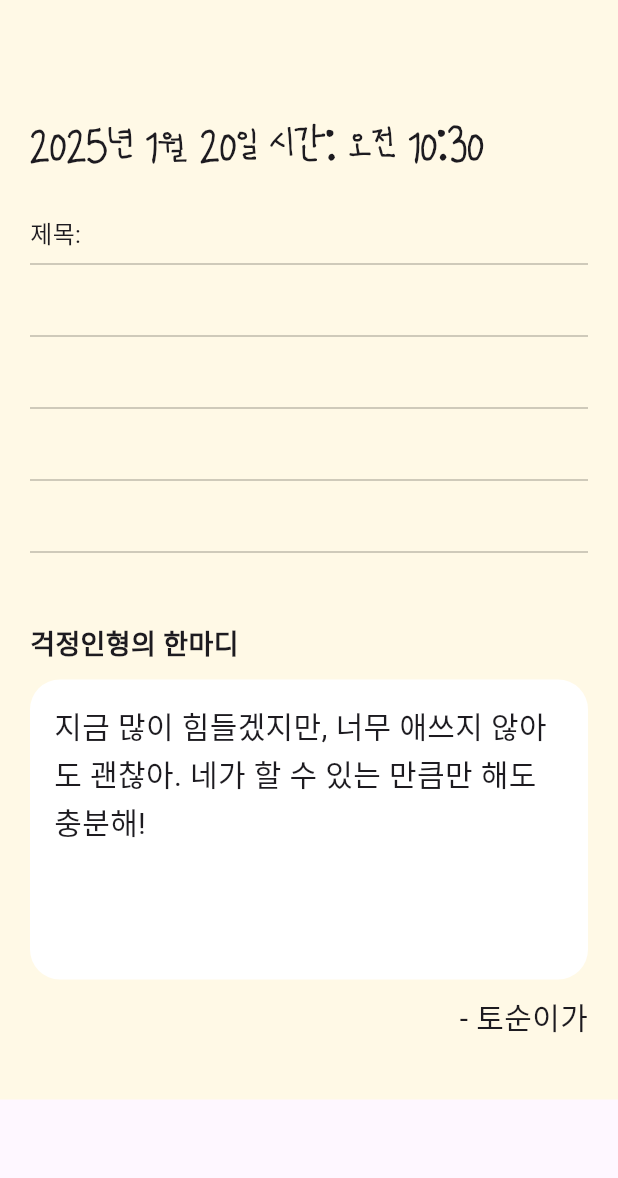
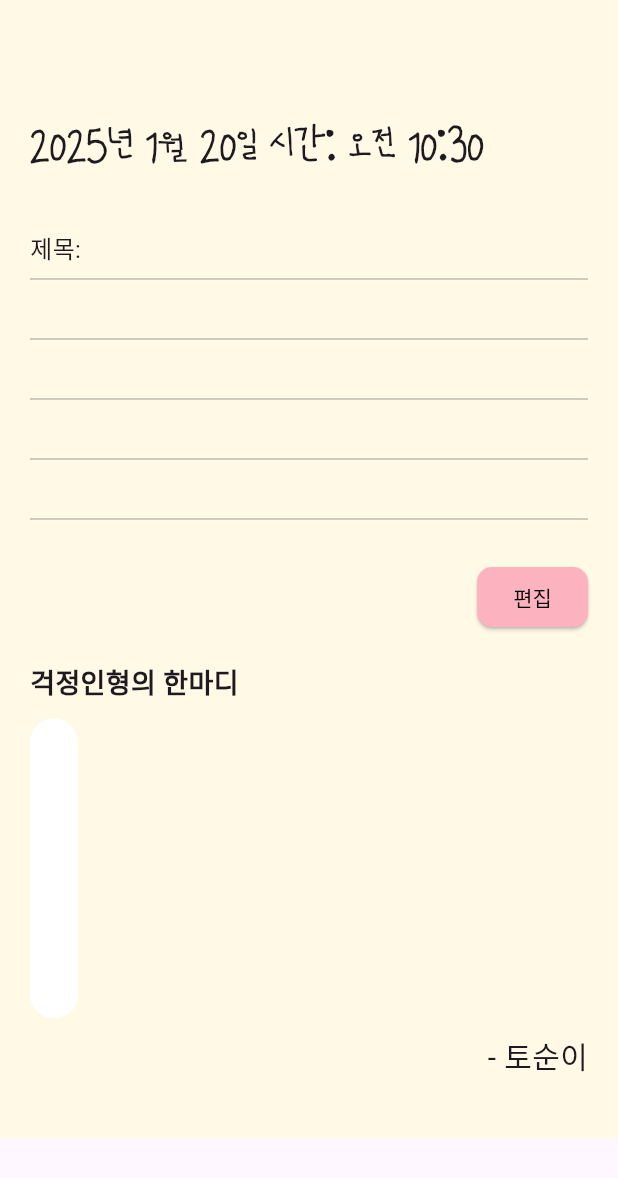
Before and after one commit to sojeongyy/Molib4Week, a Flutter app: the DiaryDetailPage screen opened directly with empty values, on a phone screen of 412 x 824 dp. Shown: the top 1178 px of the screen. Run offline on Flutter 3.47's test engine with Material 3 defaults, Android fonts, the light colour scheme and no system bars; our stand-ins replace table_calendar; Roboto replaces fonts that are missing (ongle).

Commit message:
걱정 일기 끝

```diff
--- a/worrydoll/lib/DiaryDetail/DiaryDetailPage.dart
+++ b/worrydoll/lib/DiaryDetail/DiaryDetailPage.dart
@@ -1,79 +1,169 @@
 import 'package:flutter/material.dart';
-
 import '../core/colors.dart';
 
-class DiaryDetailPage extends StatelessWidget {
+class DiaryDetailPage extends StatefulWidget {
   final DateTime dateTime;
+  final String content; // 본문 내용
+  final String comfortMessage; // 걱정인형의 한마디
+  final String title;
 
-  const DiaryDetailPage({Key? key, required this.dateTime}) : super(key: key);
+  const DiaryDetailPage({
+    Key? key,
+    required this.dateTime,
+    required this.content,
+    required this.comfortMessage,
+    required this.title,
+  }) : super(key: key);
 
   @override
-  Widget build(BuildContext context) {
+  _DiaryDetailPageState createState() => _DiaryDetailPageState();
+}
 
-    // TextEditingController 및 FocusNode 리스트 생성
+class _DiaryDetailPageState extends State<DiaryDetailPage> {
+  bool isEditing = false; // 편집 여부
+  late String currentContent; // 수정 가능한 본문 내용
   final List<TextEditingController> controllers =
   List.generate(4, (_) => TextEditingController());
   final List<FocusNode> focusNodes = List.generate(4, (_) => FocusNode());
 
+  List<String> _splitContent(String content, int maxLength) {
+    // 본문을 maxLength 기준으로 나누기
+    List<String> result = [];
+    for (int i = 0; i < content.length; i += maxLength) {
+      result.add(content.substring(
+          i, i + maxLength > content.length ? content.length : i + maxLength));
+    }
+    return result;
+  }
+
+  @override
+  void initState() {
+    super.initState();
+    currentContent = widget.content; // 초기값 설정
+    // 본문 내용을 줄 단위로 나누어 초기화
+    List<String> lines = _splitContent(currentContent, 27);
+    for (int i = 0; i < controllers.length; i++) {
+      controllers[i].text = lines.length > i ? lines[i] : '';
+    }
+  }
+
+  @override
+  Widget build(BuildContext context) {
     return Scaffold(
       body: SingleChildScrollView(
         child: Container(
           padding: const EdgeInsets.symmetric(horizontal: 20.0, vertical: 40.0),
-        color: AppColors.yellow, // 배경색 (연노란색)
+          color: AppColors.yellow, // 배경색
           child: Column(
             crossAxisAlignment: CrossAxisAlignment.start,
             children: [
               const SizedBox(height: 40),
               // 제목과 날짜/시간
               Text(
-              '${dateTime.year}년 ${dateTime.month}월 ${dateTime.day}일 시간: ${_formatTime(dateTime)}',
+                '${widget.dateTime.year}년 ${widget.dateTime.month}월 ${widget.dateTime.day}일 시간: ${_formatTime(widget.dateTime)}',
                 style: const TextStyle(
                   fontSize: 24,
                   fontFamily: 'baby',
                   fontWeight: FontWeight.bold,
                 ),
               ),
-            const SizedBox(height: 30),
+              const SizedBox(height: 40),
+              // 제목
+              Row(
+                crossAxisAlignment: CrossAxisAlignment.start,
+                children: [
                   const Text(
-              '제목:',
+                    '제목: ',
                     style: TextStyle(
                       fontSize: 16,
                     ),
                   ),
-            const Divider(thickness: 1, color: Color(0xFFBFBBAC)),
-            // 일기 내용 작성 (줄글 스타일)
-            // 일기 내용 작성 (줄글 스타일)
+                  Expanded(
+                    child: Text(
+                      widget.title,
+                      style: const TextStyle(
+                        fontSize: 16,
+                        fontFamily: 'baby',
+                      ),
+                    ),
+                  ),
+                ],
+              ),
+              // const Divider(thickness: 1, color: Color(0xFFBFBBAC)),
+              // 본문 영역
               Column(
                 crossAxisAlignment: CrossAxisAlignment.start,
                 children: [
                   for (int i = 0; i < 4; i++) ...[
+                    const Divider(thickness: 1, color: Color(0xFFBFBBAC)),
+                    if (!isEditing)
+                      Text(
+                        controllers[i].text,
+                        style: const TextStyle(
+                          fontSize: 16,
+                          height: 1.5,
+                          fontFamily: 'baby',
+                        ),
+                      )
+                    else
                       TextField(
                         controller: controllers[i],
                         focusNode: focusNodes[i],
                         decoration: const InputDecoration(
-                      // hintText: '내용을 입력하세요.',
                           border: InputBorder.none,
                           isDense: true,
                         ),
-                    style: const TextStyle(fontSize: 16, height: 1.5, fontFamily: 'baby'),
-                    maxLines: 1, // 한 줄 입력
+                        style: const TextStyle(
+                          fontSize: 16,
+                          height: 1.5,
+                          fontFamily: 'baby',
+                        ),
+                        maxLines: 1,
                         onChanged: (value) {
-                      // 글자 수가 27자를 넘으면 다음 TextField로 포커스 이동
                           if (value.length > 27 && i < focusNodes.length - 1) {
                             FocusScope.of(context)
                                 .requestFocus(focusNodes[i + 1]);
                           }
                         },
                       ),
-                    if (i != 4)
-                      const Divider(
-                        thickness: 1,
-                        color: Color(0xFFBFBBAC),
+                  ],
+                  const Divider(thickness: 1, color: Color(0xFFBFBBAC)),
+                ],
+              ),
+              const SizedBox(height: 20),
+              // 편집/저장 버튼
+              Row(
+                mainAxisAlignment: MainAxisAlignment.end,
+                children: [
+                  ElevatedButton(
+                    onPressed: () {
+                      if (isEditing) {
+                        // 편집 완료 시 컨텐츠 저장
+                        setState(() {
+                          currentContent = controllers
+                              .map((controller) => controller.text)
+                              .join('');
+                        });
+                      }
+                      setState(() {
+                        isEditing = !isEditing;
+                      });
+                    },
+                    style: ElevatedButton.styleFrom(
+                      backgroundColor: AppColors.pink,
+                      shape: RoundedRectangleBorder(
+                        borderRadius: BorderRadius.circular(10),
+                      ),
+                    ),
+                    child: Text(
+                      isEditing ? '저장' : '편집',
+                      style: const TextStyle(color: Colors.black),
+                    ),
                   ),
                 ],
-                ],
               ),
-            const SizedBox(height: 40),
+              const SizedBox(height: 20),
+              // 걱정인형의 한마디
               const Text(
                 '걱정인형의 한마디',
                 style: TextStyle(
@@ -88,17 +178,10 @@ class DiaryDetailPage extends StatelessWidget {
                 decoration: BoxDecoration(
                   color: Colors.white,
                   borderRadius: BorderRadius.circular(20.0),
-                // boxShadow: [
-                //   BoxShadow(
-                //     color: Colors.black.withOpacity(0.1),
-                //     blurRadius: 10,
-                //     offset: const Offset(0, 4),
-                //   ),
-                // ],
                 ),
-              child: const Text(
-                '지금 많이 힘들겠지만, 너무 애쓰지 않아도 괜찮아. 네가 할 수 있는 만큼만 해도 충분해!',
-                style: TextStyle(
+                child: Text(
+                  widget.comfortMessage,
+                  style: const TextStyle(
                     fontSize: 20,
                     height: 1.5,
                   ),
@@ -108,7 +191,7 @@ class DiaryDetailPage extends StatelessWidget {
               const Align(
                 alignment: Alignment.bottomRight,
                 child: Text(
-                '- 토순이가',
+                  '- 토순이',
                   style: TextStyle(
                     fontSize: 20,
                   ),
@@ -122,7 +205,6 @@ class DiaryDetailPage extends StatelessWidget {
   }
 
   String _formatTime(DateTime dateTime) {
-    // 시간 포맷팅 (오전/오후 12시간제)
     final hour = dateTime.hour % 12 == 0 ? 12 : dateTime.hour % 12;
     final minute = dateTime.minute.toString().padLeft(2, '0');
     final period = dateTime.hour >= 12 ? '오후' : '오전';
--- a/worrydoll/lib/DiaryList/DiaryListPage.dart
+++ b/worrydoll/lib/DiaryList/DiaryListPage.dart
@@ -78,6 +78,9 @@ class _DiaryListPageState extends State<DiaryListPage> {
                       MaterialPageRoute(
                         builder: (context) => DiaryDetailPage(
                           dateTime: entryTime,
+                          content: entry['content'],
+                          comfortMessage: entry['comfort_message'] ?? '',
+                          title: entry['title'],
                         ),
                       ),
                     );
@@ -85,7 +88,7 @@ class _DiaryListPageState extends State<DiaryListPage> {
                   child: DiaryListComponent(
                     time:
                     '${entryTime.hour > 12 ? "오후" : "오전"} ${entryTime.hour % 12}:${entryTime.minute.toString().padLeft(2, '0')}',
-                    content: entry['content'],
+                    title: entry['title'],
                   ),
                 );
               }).toList(),
--- a/worrydoll/lib/DiaryList/widgets/DiaryListComponent.dart
+++ b/worrydoll/lib/DiaryList/widgets/DiaryListComponent.dart
@@ -4,12 +4,12 @@ import '../../core/colors.dart';
 
 class DiaryListComponent extends StatelessWidget {
   final String time;
-  final String content;
+  final String title;
 
   const DiaryListComponent({
     Key? key,
     required this.time,
-    required this.content,
+    required this.title,
   }) : super(key: key);
 
   @override
@@ -45,7 +45,7 @@ class DiaryListComponent extends StatelessWidget {
           const SizedBox(width: 32.0),
           Expanded(
             child: Text(
-              content,
+              title,
               style: const TextStyle(
                 fontSize: 16.0,
                 fontFamily: 'baby',
```
Also changed, not shown: worrydoll/assets/json/diary_dummy_data.json (+15 -10 lines). Lines whose indentation alone changed are shown as unchanged.
